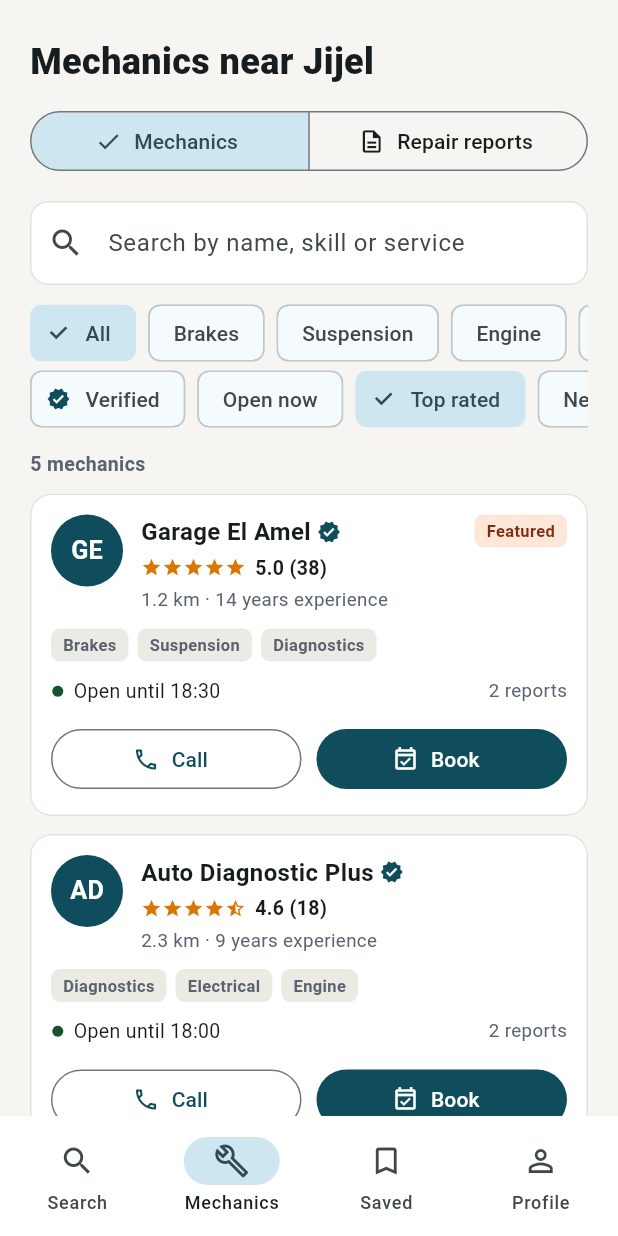
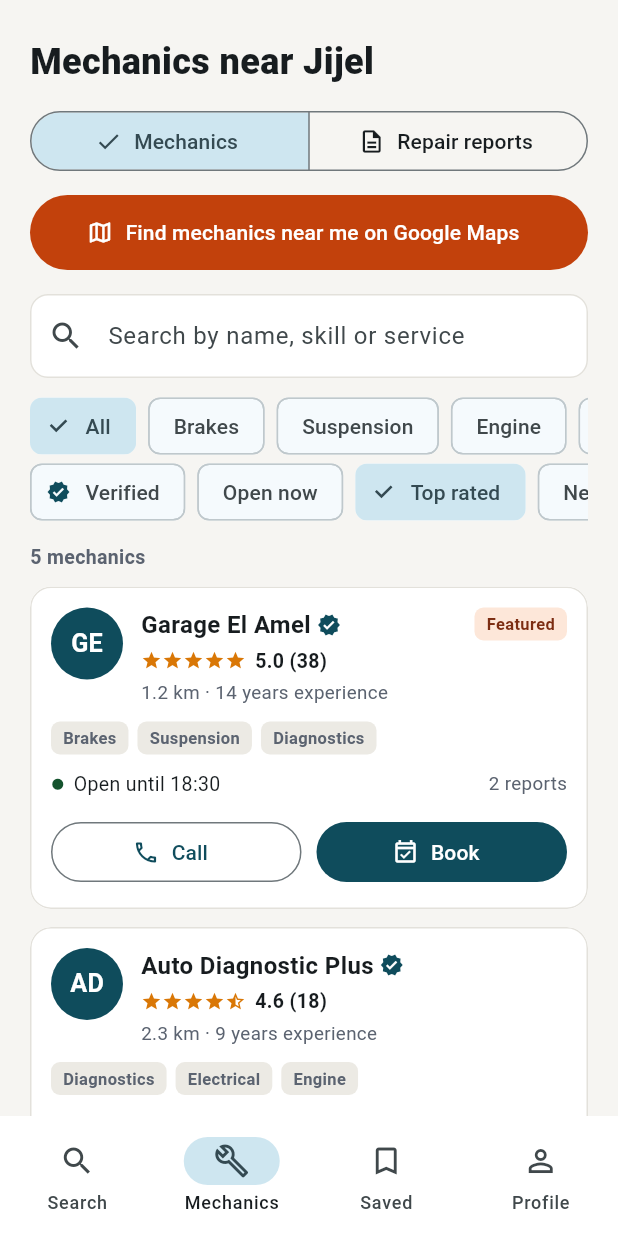
Before and after one commit to a8836813-lgtm/autopieces, a Flutter app: the ClientShell screen opened directly, item 2 of the bottom bar chosen, on a phone screen of 412 x 824 dp. Run offline on Flutter 3.47's test engine with Material 3 defaults, Android fonts, the phone set to English and light mode, and no system bars; our stand-ins replace camera, material_ui.

Commit message:
Client map: open Google Maps with the search filled in (car mechanic)
- MapsService (url_launcher) opens Google Maps app, which asks to turn location on
- Home Map button, Mechanics tab button, Open in Google Maps on mechanic page
- url_launcher dependency and Android queries added
- PROJECT_CONTEXT.md and session log updated

Co-Authored-By: Claude Sonnet 5.5 <noreply@anthropic.com>
Claude-Session: https://claude.ai/code/session_01RyovJH4F577H5c8ksmwpeX

```diff
--- a/lib/screens/mechanics_screen.dart
+++ b/lib/screens/mechanics_screen.dart
@@ -2,6 +2,7 @@ import 'package:material_ui/material_ui.dart';
 
 import '../data/models.dart';
 import '../data/repo.dart';
+import '../services/maps_service.dart';
 import '../theme.dart';
 import '../utils.dart';
 import '../widgets/appointment_sheet.dart';
@@ -214,6 +215,16 @@ class _MechanicsScreenState extends State<MechanicsScreen> {
     );
     return [
       _requestsCard(repo),
+      const SizedBox(height: 12),
+      FilledButton.icon(
+        onPressed: () => MapsService.openMechanicsNearMe(context),
+        icon: const Icon(Icons.map_outlined),
+        label: const Text('Find mechanics near me on Google Maps'),
+        style: FilledButton.styleFrom(
+          minimumSize: const Size.fromHeight(50),
+          backgroundColor: AppColors.orange,
+        ),
+      ),
       const SizedBox(height: 16),
       _searchField(
         controller: _mCtrl,
--- /dev/null
+++ b/lib/services/maps_service.dart
@@ -0,0 +1,61 @@
+import 'package:material_ui/material_ui.dart';
+import 'package:url_launcher/url_launcher.dart';
+
+/// Opens the Google Maps app with a search already typed in.
+///
+/// Google Maps searches around the phone's current position. If the phone
+/// location is off, Google Maps itself asks the user to turn it on with one
+/// tap, so the app does not need its own location code.
+class MapsService {
+  MapsService._();
+
+  /// Text typed in the Google Maps search box for "mechanics near me".
+  /// Change it here if you prefer another word (for example "garage").
+  static const String mechanicQuery = 'car mechanic';
+
+  /// Same, for the shops that sell car parts.
+  static const String partsShopQuery = 'auto parts store';
+
+  static Uri searchUri(String query) => Uri.https(
+        'www.google.com',
+        '/maps/search/',
+        {'api': '1', 'query': query},
+      );
+
+  /// Opens Google Maps (app if installed, browser otherwise) on [query].
+  /// Returns false and shows a short message when nothing could be opened.
+  static Future<bool> openSearch(BuildContext context, String query) async {
+    final messenger = ScaffoldMessenger.of(context);
+    var opened = false;
+    try {
+      opened = await launchUrl(
+        searchUri(query),
+        mode: LaunchMode.externalApplication,
+      );
+    } catch (_) {
+      opened = false;
+    }
+    if (!opened) {
+      messenger.showSnackBar(
+        const SnackBar(
+          content: Text('Could not open Google Maps on this device.'),
+        ),
+      );
+    }
+    return opened;
+  }
+
+  static Future<bool> openMechanicsNearMe(BuildContext context) =>
+      openSearch(context, mechanicQuery);
+
+  static Future<bool> openPartsShopsNearMe(BuildContext context) =>
+      openSearch(context, partsShopQuery);
+
+  /// Shows one place (a mechanic or a shop) by its name and address.
+  static Future<bool> openPlace(
+    BuildContext context, {
+    required String name,
+    String? address,
+  }) =>
+      openSearch(context, address == null ? name : '$name, $address');
+}
--- a/pubspec.yaml
+++ b/pubspec.yaml
@@ -11,6 +11,7 @@ dependencies:
     sdk: flutter
   camera: ^0.10.5+9
   material_ui: ^1.11.1
+  url_launcher: ^6.3.1
 
 dev_dependencies:
   flutter_test:
```
Also changed, not shown: lib/screens/home_screen.dart (+2 -6 lines), lib/screens/mechanic_detail_screen.dart (+13 -0 lines), 3 other files.
